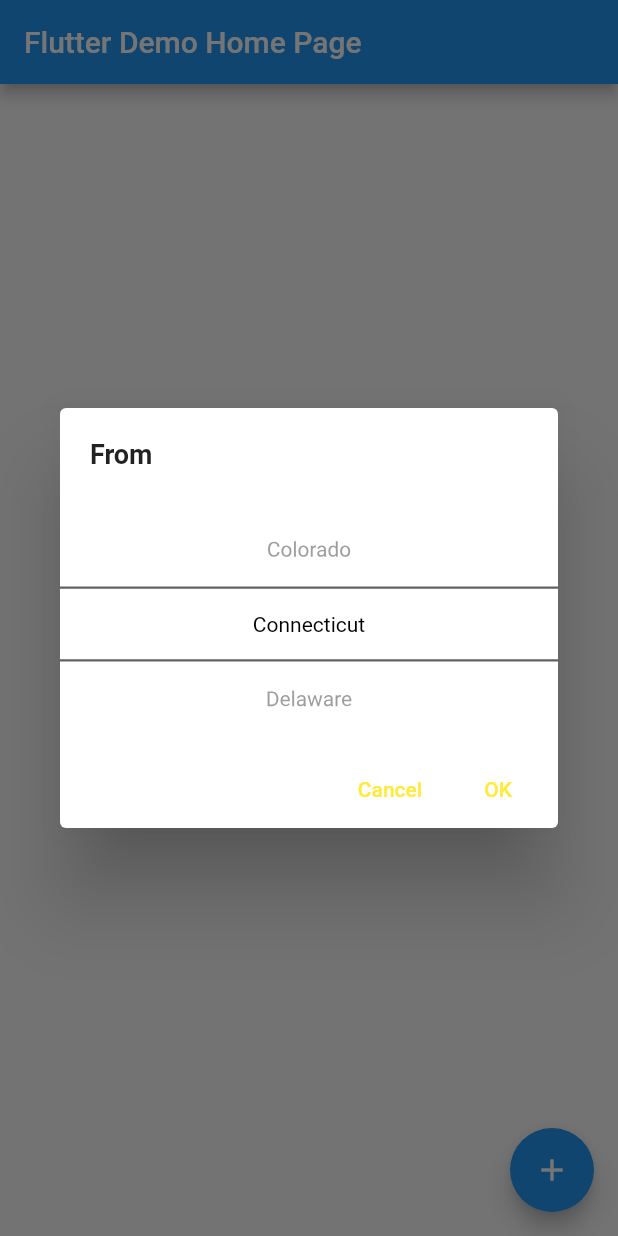
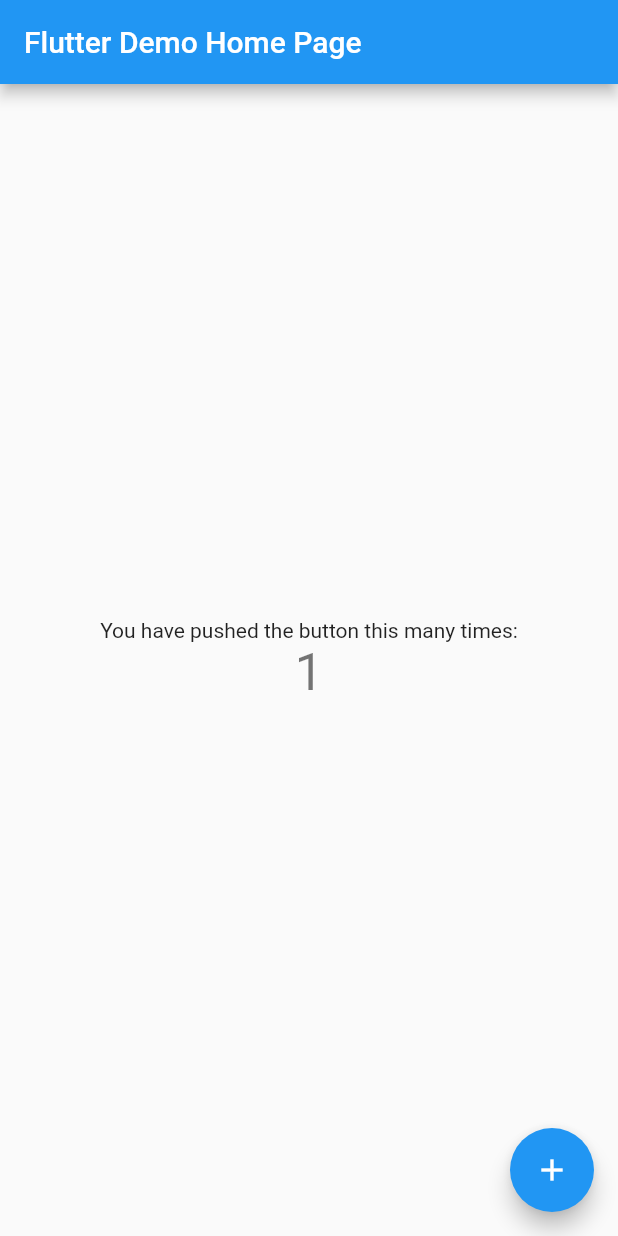
Before and after one commit to asadasif220/flutterTestCases, a Flutter app: the screen it shows after launch, after a tap on the "add" icon, on a phone screen of 412 x 824 dp. Run offline on Flutter 3.47's test engine with Material 2 defaults, Android fonts, the phone set to English and light mode, and no system bars.

Commit message:
positive flow

```diff
--- a/lib/main.dart
+++ b/lib/main.dart
@@ -111,18 +111,18 @@ class _MyHomePageState extends State<MyHomePage> {
         ),
       ),
       floatingActionButton: FloatingActionButton(
-        onPressed: () {
-          return showMaterialScrollPicker(
-            // showDivider: false,
-            context: context,
-            title: "From",
-            items: usStates,
-            selectedItem: selectedUsState,
-            buttonTextColor: Colors.yellow,
-            onChanged: (value) => setState(() => selectedUsState = value),
-          );
-        },
-        // _incrementCounter,
+        onPressed: _incrementCounter,
+        // () {
+        //   return showMaterialScrollPicker(
+        //     // showDivider: false,
+        //     context: context,
+        //     title: "From",
+        //     items: usStates,
+        //     selectedItem: selectedUsState,
+        //     buttonTextColor: Colors.yellow,
+        //     onChanged: (value) => setState(() => selectedUsState = value),
+        //   );
+        // },
         tooltip: 'Increment',
         child: Icon(Icons.add),
       ),
```
